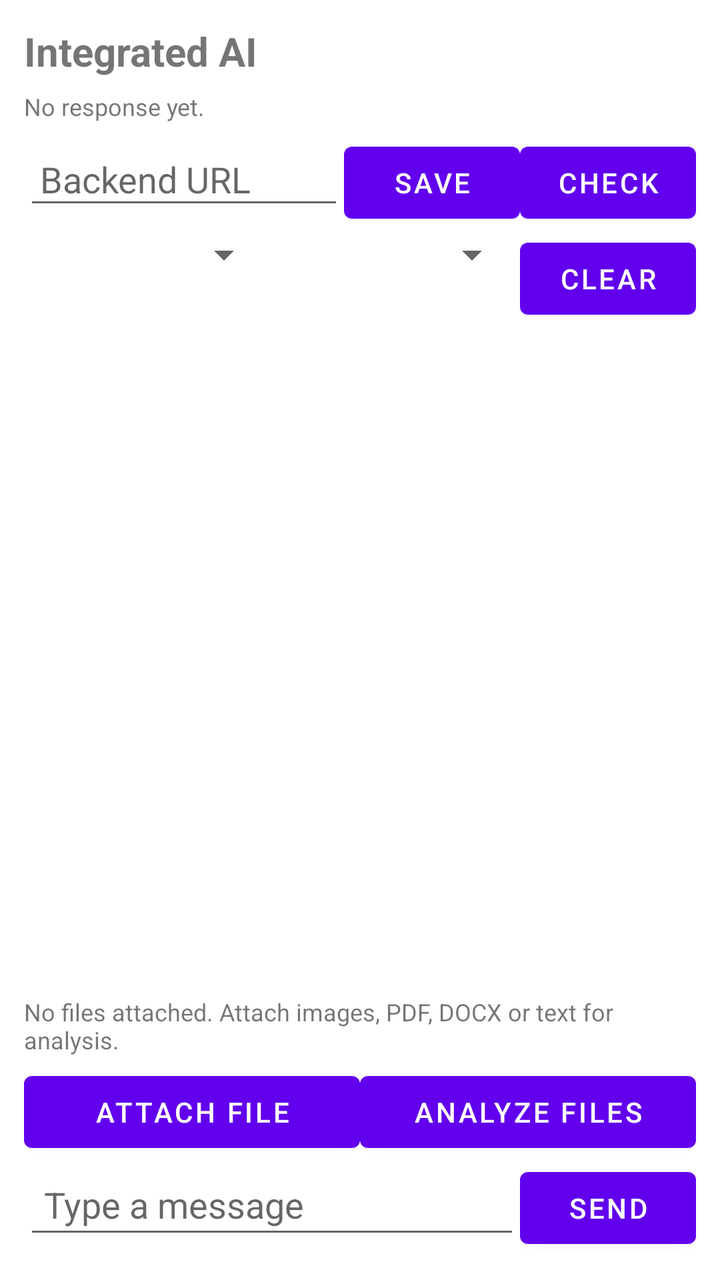
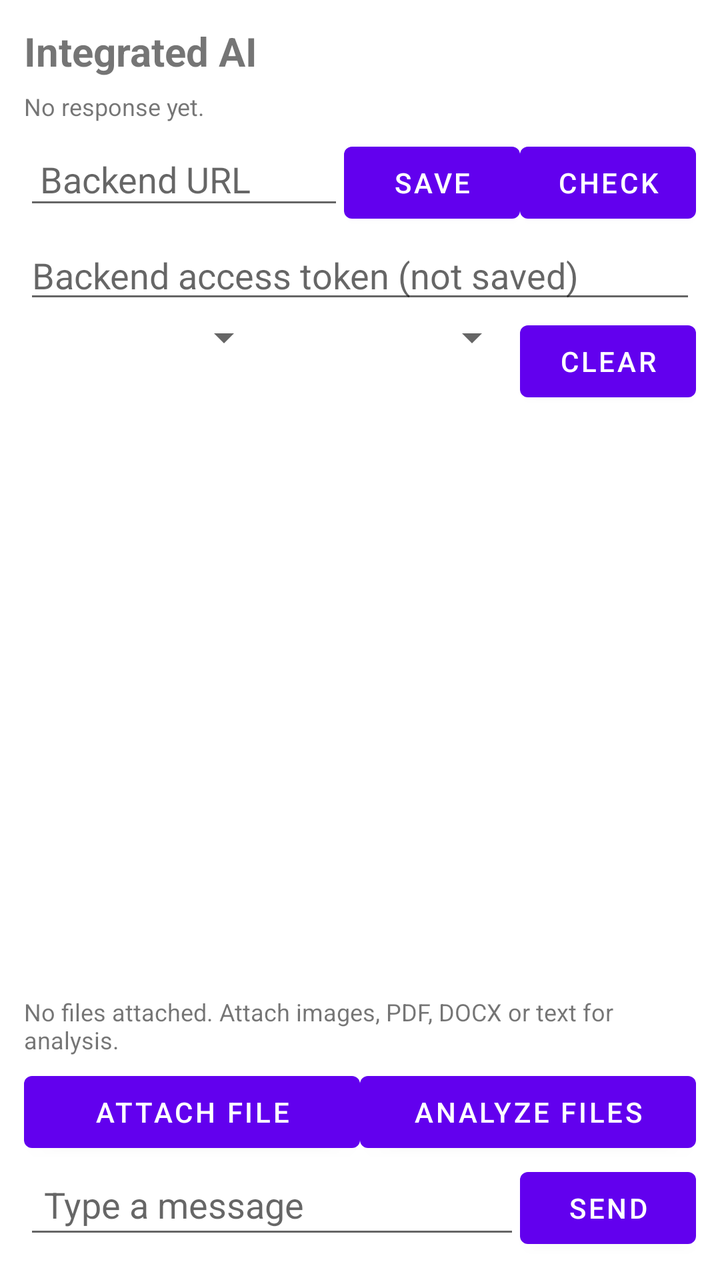

Screens rendered from an Android XML layout before and after an edit, with the pre-edit source and the edit as a unified diff.
<!-- AndroidManifest.xml: application theme Theme.IntegratedAI -->
<!-- res/layout/activity_main.xml -->
<?xml version="1.0" encoding="utf-8"?>
<LinearLayout xmlns:android="http://schemas.android.com/apk/res/android"
    android:layout_width="match_parent"
    android:layout_height="match_parent"
    android:orientation="vertical"
    android:padding="12dp">

    <TextView
        android:layout_width="match_parent"
        android:layout_height="wrap_content"
        android:text="Integrated AI"
        android:textSize="20sp"
        android:textStyle="bold" />

    <TextView
        android:id="@+id/statusText"
        android:layout_width="match_parent"
        android:layout_height="wrap_content"
        android:text="@string/status_scaffold"
        android:textSize="12sp"
        android:paddingVertical="6dp" />

    <LinearLayout
        android:layout_width="match_parent"
        android:layout_height="wrap_content"
        android:orientation="horizontal">

        <EditText
            android:id="@+id/backendUrlInput"
            android:layout_width="0dp"
            android:layout_height="wrap_content"
            android:layout_weight="1"
            android:hint="@string/backend_url_hint"
            android:inputType="url"
            android:padding="8dp" />

        <Button
            android:id="@+id/saveUrlButton"
            android:layout_width="wrap_content"
            android:layout_height="wrap_content"
            android:text="@string/save" />

        <Button
            android:id="@+id/checkButton"
            android:layout_width="wrap_content"
            android:layout_height="wrap_content"
            android:text="@string/check_connection" />
    </LinearLayout>

    <LinearLayout
        android:layout_width="match_parent"
        android:layout_height="wrap_content"
        android:orientation="horizontal">

        <Spinner
            android:id="@+id/providerSpinner"
            android:layout_width="0dp"
            android:layout_height="wrap_content"
            android:layout_weight="1" />

        <Spinner
            android:id="@+id/agentSpinner"
            android:layout_width="0dp"
            android:layout_height="wrap_content"
            android:layout_weight="1" />

        <Button
            android:id="@+id/clearButton"
            android:layout_width="wrap_content"
            android:layout_height="wrap_content"
            android:text="@string/clear_chat" />
    </LinearLayout>

    <androidx.recyclerview.widget.RecyclerView
        android:id="@+id/chatRecycler"
        android:layout_width="match_parent"
        android:layout_height="0dp"
        android:layout_weight="1"
        android:padding="4dp" />

    <TextView
        android:id="@+id/attachedText"
        android:layout_width="match_parent"
        android:layout_height="wrap_content"
        android:text="@string/no_attachments"
        android:textSize="12sp"
        android:paddingVertical="4dp" />

    <LinearLayout
        android:layout_width="match_parent"
        android:layout_height="wrap_content"
        android:orientation="horizontal">

        <Button
            android:id="@+id/attachButton"
            android:layout_width="0dp"
            android:layout_height="wrap_content"
            android:layout_weight="1"
            android:text="@string/attach" />

        <Button
            android:id="@+id/analyzeButton"
            android:layout_width="0dp"
            android:layout_height="wrap_content"
            android:layout_weight="1"
            android:text="@string/analyze_files" />
    </LinearLayout>

    <LinearLayout
        android:layout_width="match_parent"
        android:layout_height="wrap_content"
        android:orientation="horizontal">

        <EditText
            android:id="@+id/messageInput"
            android:layout_width="0dp"
            android:layout_height="wrap_content"
            android:layout_weight="1"
            android:hint="@string/hint_message"
            android:padding="10dp"
            android:inputType="textMultiLine" />

        <Button
            android:id="@+id/sendButton"
            android:layout_width="wrap_content"
            android:layout_height="wrap_content"
            android:text="@string/send" />
    </LinearLayout>

</LinearLayout>
<!-- resources referenced by this layout -->
<resources>
  <string name="analyze_files">Analyze files</string>
  <string name="attach">Attach file</string>
  <string name="backend_url_hint">Backend URL</string>
  <string name="check_connection">Check</string>
  <string name="clear_chat">Clear</string>
  <string name="hint_message">Type a message</string>
  <string name="no_attachments">No files attached. Attach images, PDF, DOCX or text for analysis.</string>
  <string name="save">Save</string>
  <string name="send">Send</string>
  <string name="status_scaffold">No response yet.</string>
  <style name="Theme.IntegratedAI" parent="Theme.MaterialComponents.DayNight.DarkActionBar">
          <item name="colorPrimary">@color/purple_500</item>
          <item name="colorPrimaryVariant">@color/purple_700</item>
          <item name="colorOnPrimary">@color/white</item>
      </style>
  <color name="purple_500">#FF6200EE</color>
  <color name="purple_700">#FF3700B3</color>
  <color name="white">#FFFFFFFF</color>
</resources>

<!-- the commit's change to res/layout/activity_main.xml (unified diff, before → after) -->
@@ -46,6 +46,15 @@
             android:layout_height="wrap_content"
             android:text="@string/check_connection" />
     </LinearLayout>
+
+    <EditText
+        android:id="@+id/accessTokenInput"
+        android:layout_width="match_parent"
+        android:layout_height="wrap_content"
+        android:hint="Backend access token (not saved)"
+        android:inputType="textPassword"
+        android:autofillHints=""
+        android:singleLine="true" />
 
     <LinearLayout
         android:layout_width="match_parent"
